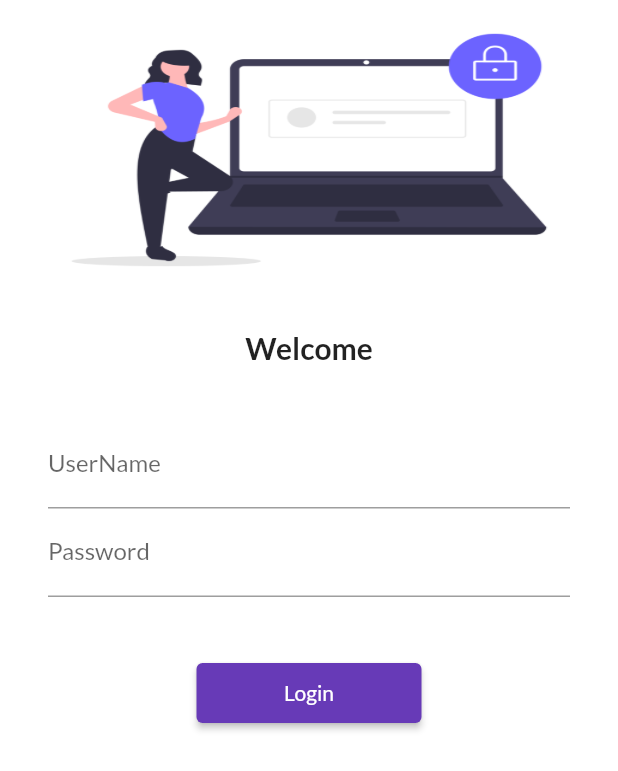
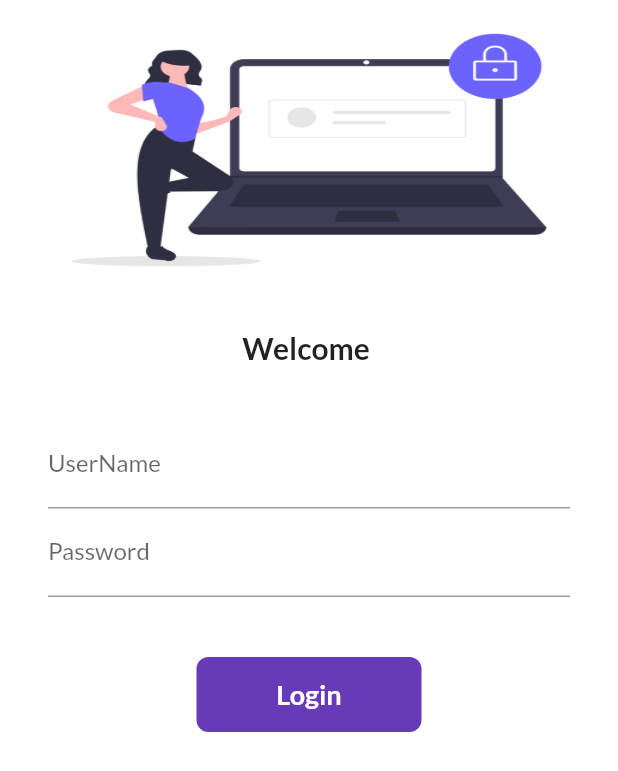
Before and after one commit to rajeevy397/30DaysOfFlutter, a Flutter app: the screen it shows after launch, on a phone screen of 412 x 824 dp. Shown: the top 771 px of the screen. Run offline on Flutter 3.47's test engine with Material 2 defaults, Android fonts, the phone set to English and light mode, and no system bars; our stand-ins replace google_fonts.

Commit message:
day6 completed

```diff
--- a/lib/pages/login_page.dart
+++ b/lib/pages/login_page.dart
@@ -3,7 +3,15 @@
 import 'package:flutter/material.dart';
 import 'package:flutter_catalog/utils/routes.dart';
 
-class LoginPage extends StatelessWidget {
+class LoginPage extends StatefulWidget {
+  @override
+  State<LoginPage> createState() => _LoginPageState();
+}
+
+class _LoginPageState extends State<LoginPage> {
+  String name = "";
+  bool changeButton = false;
+
   @override
   Widget build(BuildContext context) {
     return Material(
@@ -21,7 +29,7 @@ class LoginPage extends StatelessWidget {
               height: 20,
             ),
             Text(
-              "Welcome",
+              "Welcome $name",
               style: TextStyle(
                 fontSize: 20,
                 fontWeight: FontWeight.bold,
@@ -40,6 +48,10 @@ class LoginPage extends StatelessWidget {
                       hintText: "Enter UserName",
                       labelText: "UserName",
                     ),
+                    onChanged: (value) {
+                      name = value;
+                      setState(() {});
+                    },
                   ),
                   TextFormField(
                     obscureText: true,
@@ -51,13 +63,45 @@ class LoginPage extends StatelessWidget {
                   SizedBox(
                     height: 40,
                   ),
-                  ElevatedButton(
-                    child: Text("Login"),
-                    style: TextButton.styleFrom(minimumSize: Size(150, 40)),
-                    onPressed: () {
+
+                  InkWell(
+                    onTap: () async {
+                      setState(() {
+                        changeButton = true;
+                      });
+                      await Future.delayed(Duration(seconds: 1));
                       Navigator.pushNamed(context, MyRoutes.homeRoute);
                     },
+                    child: AnimatedContainer(
+                      duration: Duration(seconds: 1),
+                      width: changeButton ? 50 : 150,
+                      height: 50,
+                      alignment: Alignment.center,
+                      child: changeButton
+                          ? Icon(Icons.done, color: Colors.white)
+                          : Text(
+                              "Login",
+                              style: TextStyle(
+                                color: Colors.white,
+                                fontWeight: FontWeight.bold,
+                                fontSize: 18,
+                              ),
+                            ),
+                      decoration: BoxDecoration(
+                          color: Colors.deepPurple,
+                          //shape: changeButton ? BoxShape.circle : BoxShape.rectangle,
+                          borderRadius:
+                              BorderRadius.circular(changeButton ? 50 : 8)),
+                    ),
                   ),
+
+                  // ElevatedButton(
+                  //   child: Text("Login"),
+                  //   style: TextButton.styleFrom(minimumSize: Size(150, 40)),
+                  //   onPressed: () {
+                  //     Navigator.pushNamed(context, MyRoutes.homeRoute);
+                  //   },
+                  // ),
                 ],
               ),
             )
```
